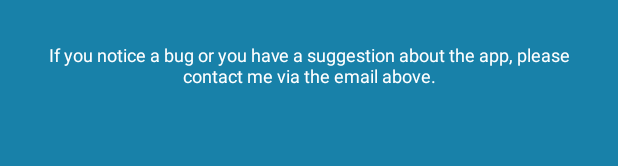
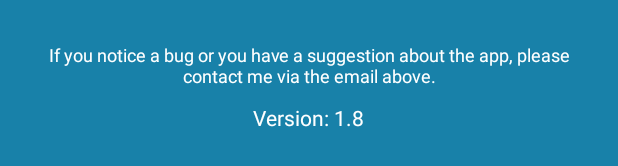
Before and after one commit to boggogo/Quick_Shopping_List, an Android app: the layout activity_about.xml on its own in the app's theme, with its tools: preview values and no code run, on a phone screen of 412 x 824 dp. Shown: the part 694-860 px from the top of the screen. Run offline under Robolectric (Android 15) with nearby library versions, the phone set to English and light mode, and no system bars.

Commit message:
small ui changes. Added sort alphabetically in How to activity. Rearranging the position of some menu items. Added TextView to display app version in about activity

```diff
--- a/app/src/main/res/layout/activity_about.xml
+++ b/app/src/main/res/layout/activity_about.xml
@@ -6,13 +6,15 @@
                 android:paddingRight="@dimen/activity_horizontal_margin"
                 android:paddingTop="@dimen/activity_vertical_margin"
                 android:paddingBottom="@dimen/activity_vertical_margin"
+                android:gravity="center_horizontal"
                 android:background="#1881A9"
                 tools:context="koemdzhiev.com.quickshoppinglist.ui.AboutActivity">
 
 
     <LinearLayout
         android:orientation="vertical"
-        android:layout_width="match_parent"
+        android:layout_width="wrap_content"
+        android:id="@+id/developer_container"
         android:layout_height="wrap_content"
         android:layout_centerInParent="true">
 
@@ -48,4 +50,16 @@
             android:textSize="12sp"
             android:id="@+id/textView2"/>
     </LinearLayout>
+
+    <TextView
+        android:layout_width="wrap_content"
+        android:layout_height="wrap_content"
+        android:textAppearance="?android:attr/textAppearanceSmall"
+        android:text="@string/app_version"
+        android:id="@+id/app_version"
+        android:paddingTop="10dp"
+        android:layout_below="@id/developer_container"
+        android:textColor="@android:color/background_light"
+        android:layout_alignParentBottom="true"
+        android:layout_centerHorizontal="true"/>
 </RelativeLayout>
```
Also changed, not shown: app/src/main/java/koemdzhiev/com/quickshoppinglist/ui/AboutActivity.java (+16 -1 lines), app/src/main/res/menu/menu_main.xml (+5 -4 lines), app/src/main/res/values/strings.xml (+8 -1 lines).
